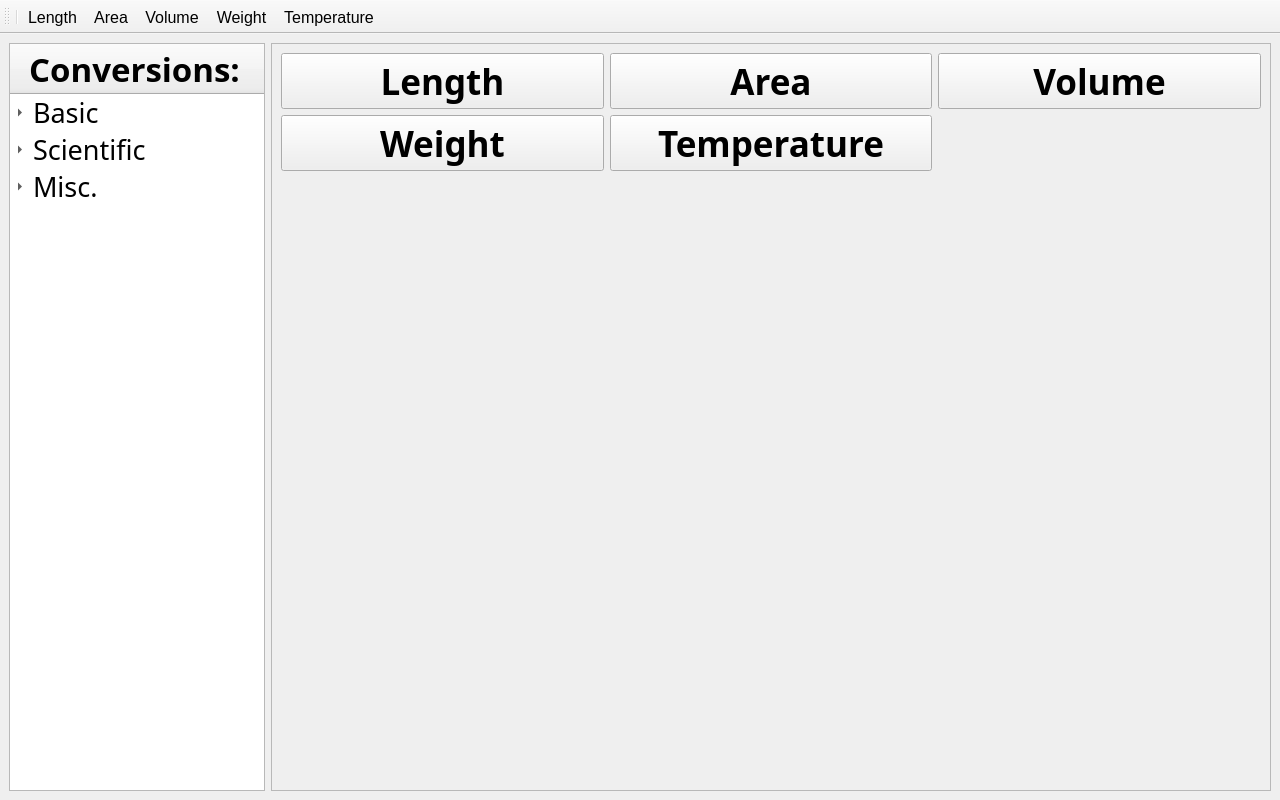
Qt form mainwindow.ui (30vam/cute-converter) before a commit.
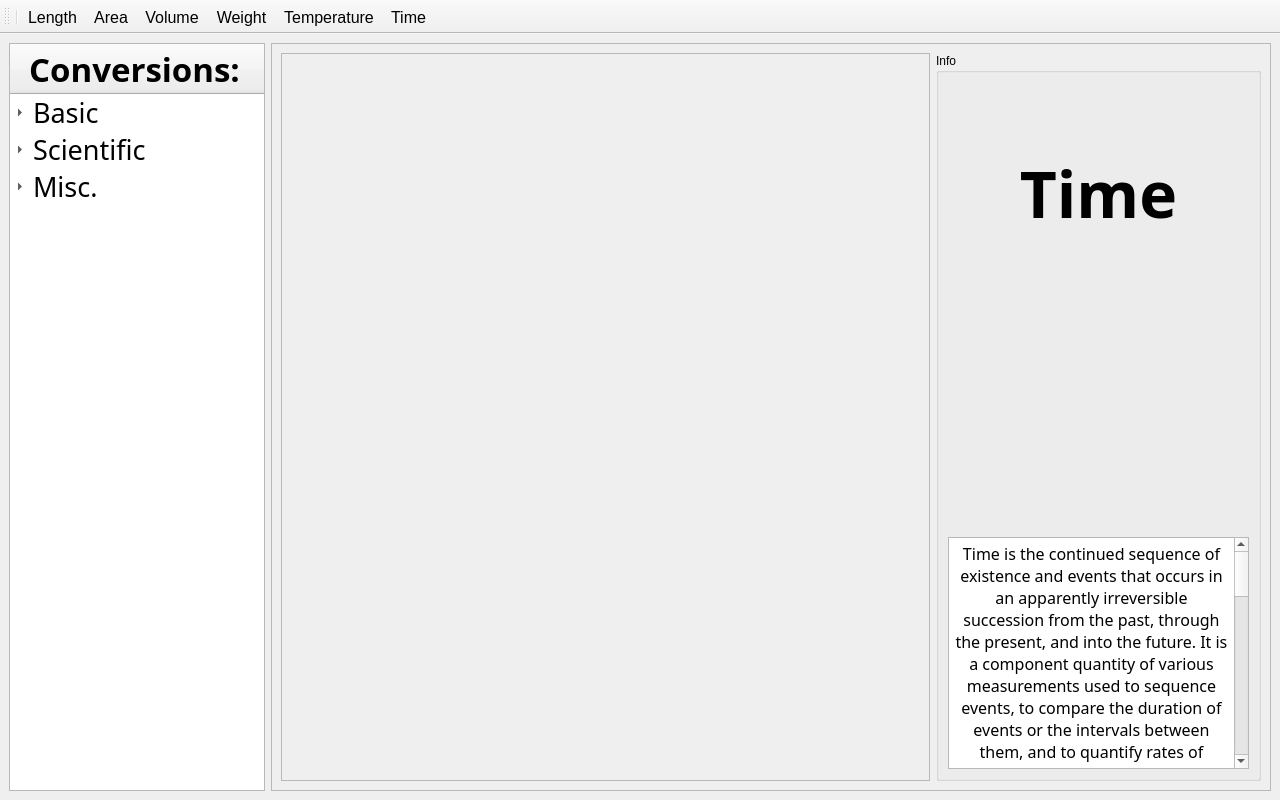
The same form after that commit. The open tabs and pages were chosen to show the change. Icons and pictures are not drawn.

Commit message: added page for time converter

Diff of the .ui file:
```diff
--- a/mainwindow.ui
+++ b/mainwindow.ui
@@ -1310,6 +1310,179 @@
         </item>
        </layout>
       </widget>
+      <widget class="QWidget" name="timeWidget">
+       <layout class="QHBoxLayout" name="horizontalLayout_7" stretch="2,1">
+        <item>
+         <widget class="QScrollArea" name="timeScrollArea">
+          <property name="sizePolicy">
+           <sizepolicy hsizetype="Expanding" vsizetype="Expanding">
+            <horstretch>0</horstretch>
+            <verstretch>0</verstretch>
+           </sizepolicy>
+          </property>
+          <property name="widgetResizable">
+           <bool>true</bool>
+          </property>
+          <widget class="QWidget" name="scrollAreaWidgetContents_6">
+           <property name="geometry">
+            <rect>
+             <x>0</x>
+             <y>0</y>
+             <width>647</width>
+             <height>639</height>
+            </rect>
+           </property>
+          </widget>
+         </widget>
+        </item>
+        <item>
+         <widget class="QGroupBox" name="timeInfoGroupBox">
+          <property name="sizePolicy">
+           <sizepolicy hsizetype="Ignored" vsizetype="Ignored">
+            <horstretch>0</horstretch>
+            <verstretch>0</verstretch>
+           </sizepolicy>
+          </property>
+          <property name="title">
+           <string>Info</string>
+          </property>
+          <layout class="QVBoxLayout" name="verticalLayout_6">
+           <item>
+            <widget class="QLabel" name="timeLabel">
+             <property name="sizePolicy">
+              <sizepolicy hsizetype="Preferred" vsizetype="Preferred">
+               <horstretch>0</horstretch>
+               <verstretch>0</verstretch>
+              </sizepolicy>
+             </property>
+             <property name="minimumSize">
+              <size>
+               <width>0</width>
+               <height>0</height>
+              </size>
+             </property>
+             <property name="font">
+              <font>
+               <family>Aleo</family>
+               <pointsize>48</pointsize>
+               <italic>false</italic>
+               <bold>true</bold>
+               <underline>false</underline>
+               <strikeout>false</strikeout>
+              </font>
+             </property>
+             <property name="text">
+              <string>&lt;html&gt;&lt;head/&gt;&lt;body&gt;&lt;p&gt;Time&lt;/p&gt;&lt;/body&gt;&lt;/html&gt;</string>
+             </property>
+             <property name="textFormat">
+              <enum>Qt::AutoText</enum>
+             </property>
+             <property name="scaledContents">
+              <bool>false</bool>
+             </property>
+             <property name="alignment">
+              <set>Qt::AlignCenter</set>
+             </property>
+             <property name="wordWrap">
+              <bool>false</bool>
+             </property>
+            </widget>
+           </item>
+           <item>
+            <widget class="QLabel" name="timeImageLabel">
+             <property name="sizePolicy">
+              <sizepolicy hsizetype="Preferred" vsizetype="Preferred">
+               <horstretch>0</horstretch>
+               <verstretch>0</verstretch>
+              </sizepolicy>
+             </property>
+             <property name="minimumSize">
+              <size>
+               <width>0</width>
+               <height>0</height>
+              </size>
+             </property>
+             <property name="font">
+              <font>
+               <pointsize>20</pointsize>
+               <bold>false</bold>
+               <underline>false</underline>
+               <strikeout>false</strikeout>
+              </font>
+             </property>
+             <property name="text">
+              <string/>
+             </property>
+             <property name="textFormat">
+              <enum>Qt::AutoText</enum>
+             </property>
+             <property name="pixmap">
+              <pixmap resource="icons.qrc">:/icons/time_icon.png</pixmap>
+             </property>
+             <property name="scaledContents">
+              <bool>true</bool>
+             </property>
+             <property name="wordWrap">
+              <bool>false</bool>
+             </property>
+            </widget>
+           </item>
+           <item>
+            <widget class="QTextBrowser" name="timeTextBrowser">
+             <property name="sizePolicy">
+              <sizepolicy hsizetype="Preferred" vsizetype="Fixed">
+               <horstretch>0</horstretch>
+               <verstretch>0</verstretch>
+              </sizepolicy>
+             </property>
+             <property name="minimumSize">
+              <size>
+               <width>0</width>
+               <height>232</height>
+              </size>
+             </property>
+             <property name="maximumSize">
+              <size>
+               <width>16777215</width>
+               <height>232</height>
+              </size>
+             </property>
+             <property name="font">
+              <font>
+               <family>Aleo</family>
+               <pointsize>12</pointsize>
+              </font>
+             </property>
+             <property name="documentTitle">
+              <string/>
+             </property>
+             <property name="lineWrapMode">
+              <enum>QTextEdit::WidgetWidth</enum>
+             </property>
+             <property name="html">
+              <string>&lt;!DOCTYPE HTML PUBLIC &quot;-//W3C//DTD HTML 4.0//EN&quot; &quot;http://www.w3.org/TR/REC-html40/strict.dtd&quot;&gt;
+&lt;html&gt;&lt;head&gt;&lt;meta name=&quot;qrichtext&quot; content=&quot;1&quot; /&gt;&lt;meta charset=&quot;utf-8&quot; /&gt;&lt;style type=&quot;text/css&quot;&gt;
+p, li { white-space: pre-wrap; }
+hr { height: 1px; border-width: 0; }
+li.unchecked::marker { content: &quot;\2610&quot;; }
+li.checked::marker { content: &quot;\2612&quot;; }
+&lt;/style&gt;&lt;/head&gt;&lt;body style=&quot; font-family:'Aleo'; font-size:12pt; font-weight:400; font-style:normal;&quot;&gt;
+&lt;p align=&quot;center&quot; style=&quot; margin-top:0px; margin-bottom:0px; margin-left:0px; margin-right:0px; -qt-block-indent:0; text-indent:0px;&quot;&gt;Time is the continued sequence of existence and events that occurs in an apparently irreversible succession from the past, through the present, and into the future. It is a component quantity of various measurements used to sequence events, to compare the duration of events or the intervals between them, and to quantify rates of change of quantities in material reality or in the conscious experience. Time is often referred to as a fourth dimension, along with three spatial dimensions.&lt;/p&gt;
+&lt;p align=&quot;center&quot; style=&quot;-qt-paragraph-type:empty; margin-top:0px; margin-bottom:0px; margin-left:0px; margin-right:0px; -qt-block-indent:0; text-indent:0px;&quot;&gt;&lt;br /&gt;&lt;/p&gt;
+&lt;p align=&quot;center&quot; style=&quot; margin-top:0px; margin-bottom:0px; margin-left:0px; margin-right:0px; -qt-block-indent:0; text-indent:0px;&quot;&gt;Time is one of the seven fundamental physical quantities in both the International System of Units (SI) and International System of Quantities. The SI base unit of time is the second, which is defined by measuring the electronic transition frequency of caesium atoms. General relativity is the primary framework for understanding how spacetime works. Through advances in both theoretical and experimental investigations of spacetime, it has been shown that time can be distorted and dilated, particularly at the edges of black holes.&lt;/p&gt;
+&lt;p align=&quot;center&quot; style=&quot;-qt-paragraph-type:empty; margin-top:0px; margin-bottom:0px; margin-left:0px; margin-right:0px; -qt-block-indent:0; text-indent:0px;&quot;&gt;&lt;br /&gt;&lt;/p&gt;
+&lt;p align=&quot;center&quot; style=&quot; margin-top:0px; margin-bottom:0px; margin-left:0px; margin-right:0px; -qt-block-indent:0; text-indent:0px;&quot;&gt;Throughout history, time has been an important subject of study in religion, philosophy, and science. Temporal measurement has occupied scientists and technologists and has been a prime motivation in navigation and astronomy. Time is also of significant social importance, having economic value (&amp;quot;time is money&amp;quot;) as well as personal value, due to an awareness of the limited time in each day and in human life spans.&lt;/p&gt;&lt;/body&gt;&lt;/html&gt;</string>
+             </property>
+             <property name="openLinks">
+              <bool>false</bool>
+             </property>
+            </widget>
+           </item>
+          </layout>
+         </widget>
+        </item>
+       </layout>
+      </widget>
      </widget>
     </item>
    </layout>
@@ -1354,6 +1527,7 @@
    <addaction name="switchToVolumeAction"/>
    <addaction name="switchToWeightAction"/>
    <addaction name="switchToTemperatureAction"/>
+   <addaction name="switchToTimeAction"/>
   </widget>
   <action name="switchToLengthAction">
    <property name="icon">
@@ -1415,6 +1589,18 @@
     <string>Switch to temperature converter</string>
    </property>
   </action>
+  <action name="switchToTimeAction">
+   <property name="icon">
+    <iconset resource="icons.qrc">
+     <normaloff>:/icons/time_icon.png</normaloff>:/icons/time_icon.png</iconset>
+   </property>
+   <property name="text">
+    <string>Time</string>
+   </property>
+   <property name="toolTip">
+    <string>Switch to time converter</string>
+   </property>
+  </action>
  </widget>
  <resources>
   <include location="icons.qrc"/>
```
Left out of the diff: 62 changed lines with no effect on the pictures. The commit also changes 5 other files.
